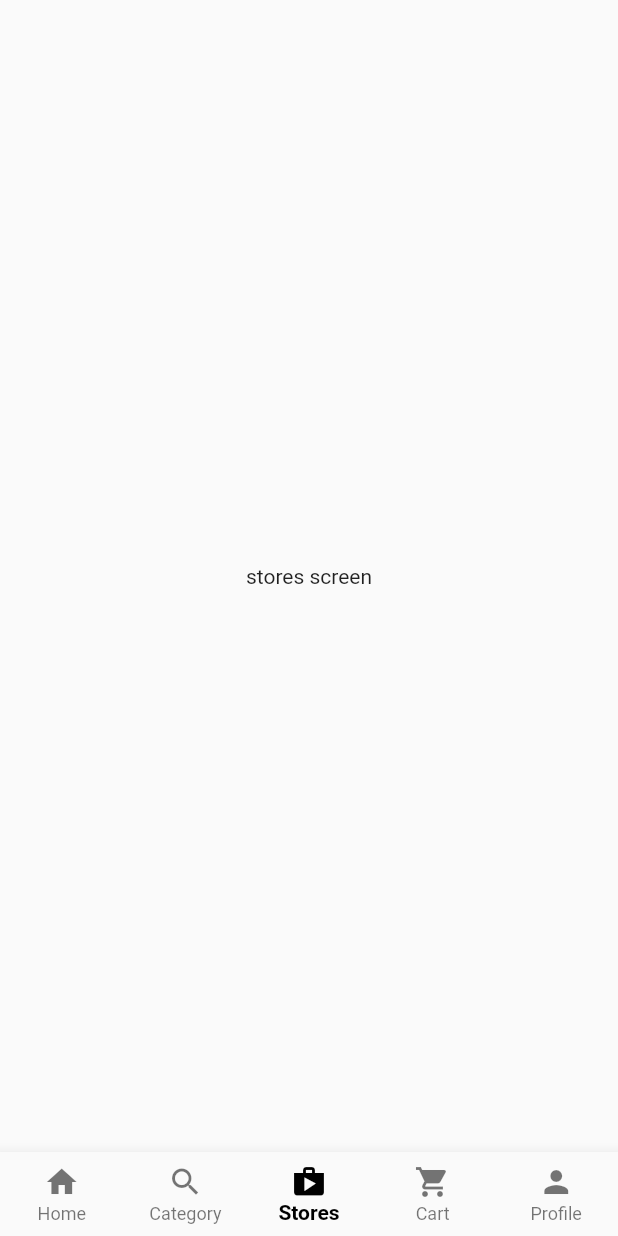
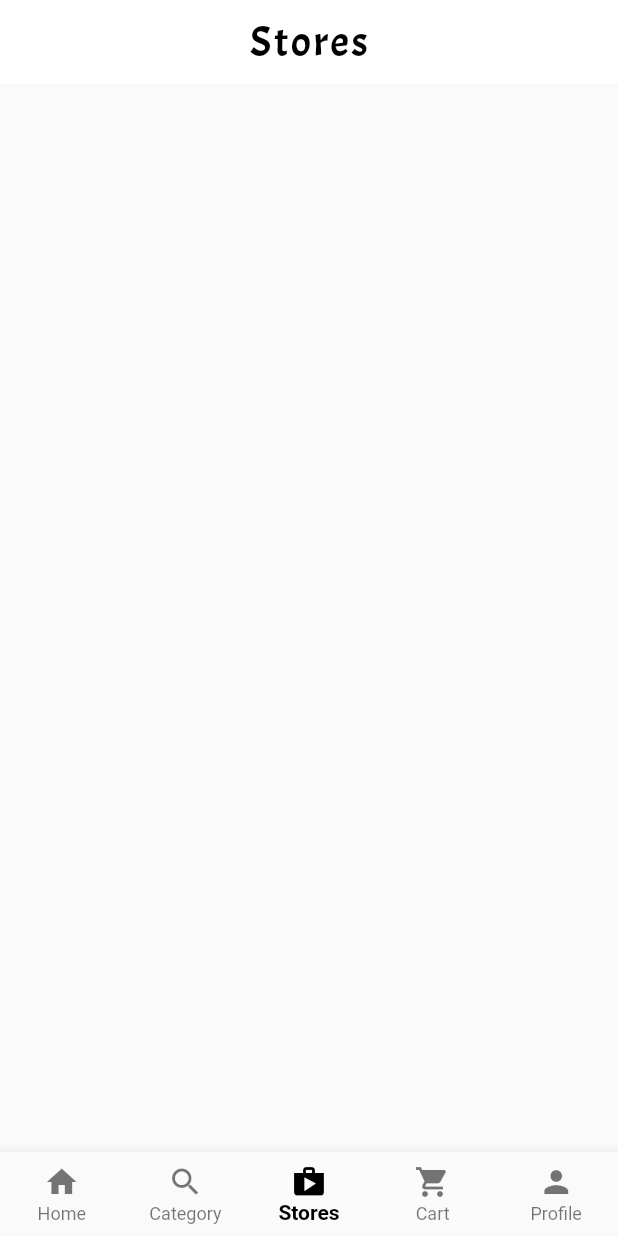
Before and after one commit to rohitbalage/multi_store_app, a Flutter app: the screen it shows after launch, item 3 of the bottom bar chosen, on a phone screen of 412 x 824 dp. Run offline on Flutter 3.47's test engine with Material 2 defaults, Android fonts, the phone set to English and light mode, and no system bars.

Commit message:
Fixed bugs in appbar and added Stores screen

```diff
--- a/lib/main_screens/customer_home.dart
+++ b/lib/main_screens/customer_home.dart
@@ -1,6 +1,7 @@
 import 'package:flutter/material.dart';
 import 'package:multi_store_app/main_screens/category.dart';
 import 'package:multi_store_app/main_screens/home.dart';
+import 'package:multi_store_app/main_screens/stores.dart';
 
 class CustomerHomeScreen extends StatefulWidget {
   const CustomerHomeScreen({Key? key}) : super(key: key);
@@ -14,9 +15,7 @@ class _CustomerHomeScreenState extends State<CustomerHomeScreen> {
   final List<Widget> _tabs = const [
     HomeScreen(),
     CategoryScreen(),
-    Center(
-      child: Text('stores screen'),
-    ),
+    StoresScreen(),
     Center(
       child: Text('cart screen'),
     ),
--- /dev/null
+++ b/lib/main_screens/stores.dart
@@ -0,0 +1,18 @@
+import 'package:flutter/material.dart';
+import '../widgets/appbar_Widgets.dart';
+
+class StoresScreen extends StatelessWidget {
+  const StoresScreen({super.key});
+
+  @override
+  Widget build(BuildContext context) {
+    return Scaffold(
+      appBar: AppBar(
+        elevation: 0,
+        backgroundColor: Colors.white,
+        centerTitle: true,
+        title: const AppBarTitle(title: 'Stores'),
+      ),
+    );
+  }
+}
--- a/lib/minor_screens/SubCategProducts.dart
+++ b/lib/minor_screens/SubCategProducts.dart
@@ -1,6 +1,6 @@
 import 'package:flutter/material.dart';
 
-import '../widgets/appbar_widgets.dart';
+import '../widgets/appbar_Widgets.dart';
 
 class SubCategProducts extends StatelessWidget {
   final String subCategName;
@@ -14,6 +14,7 @@ class SubCategProducts extends StatelessWidget {
     return Scaffold(
       appBar: AppBar(
         elevation: 0,
+        centerTitle: true,
         backgroundColor: Colors.white,
         leading: const AppBarBackButton(),
         title: AppBarTitle(title: subCategName),
--- a/lib/widgets/appbar_widgets.dart
+++ b/lib/widgets/appbar_widgets.dart
@@ -8,7 +8,7 @@ class AppBarBackButton extends StatelessWidget {
   @override
   Widget build(BuildContext context) {
     return IconButton(
-      icon: Icon(Icons.arrow_back_ios_new, color: Colors.black),
+      icon: const Icon(Icons.arrow_back_ios_new, color: Colors.black),
       onPressed: () {
         Navigator.pop(context);
       },
```
Also changed, not shown: 1 other file.
